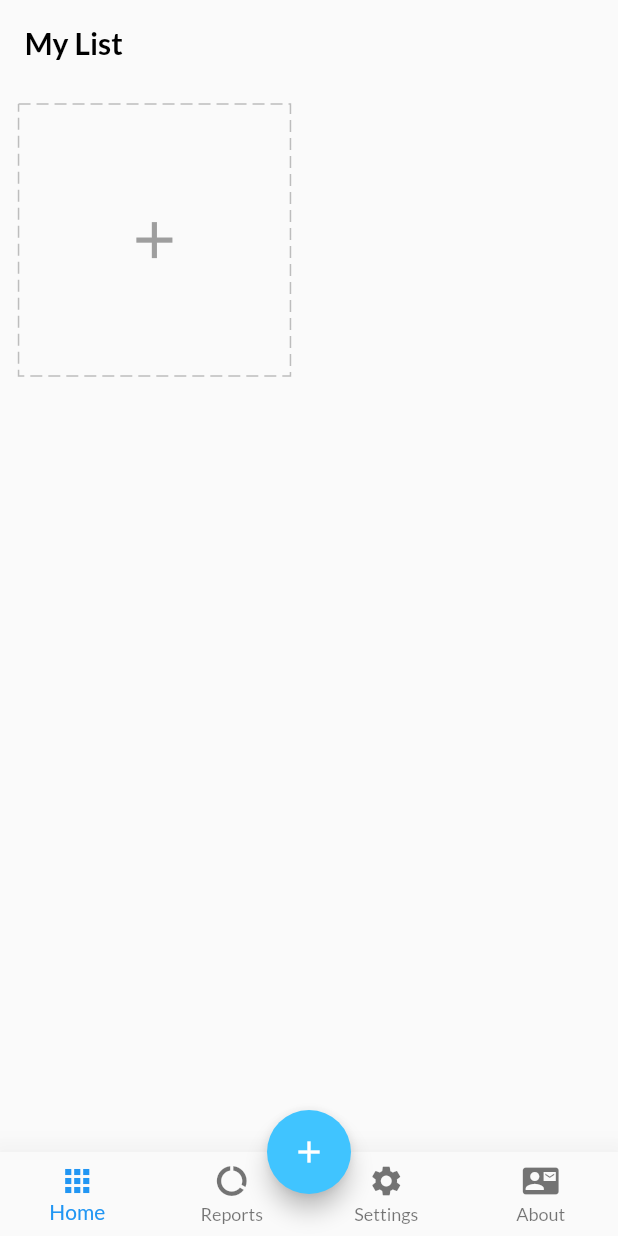
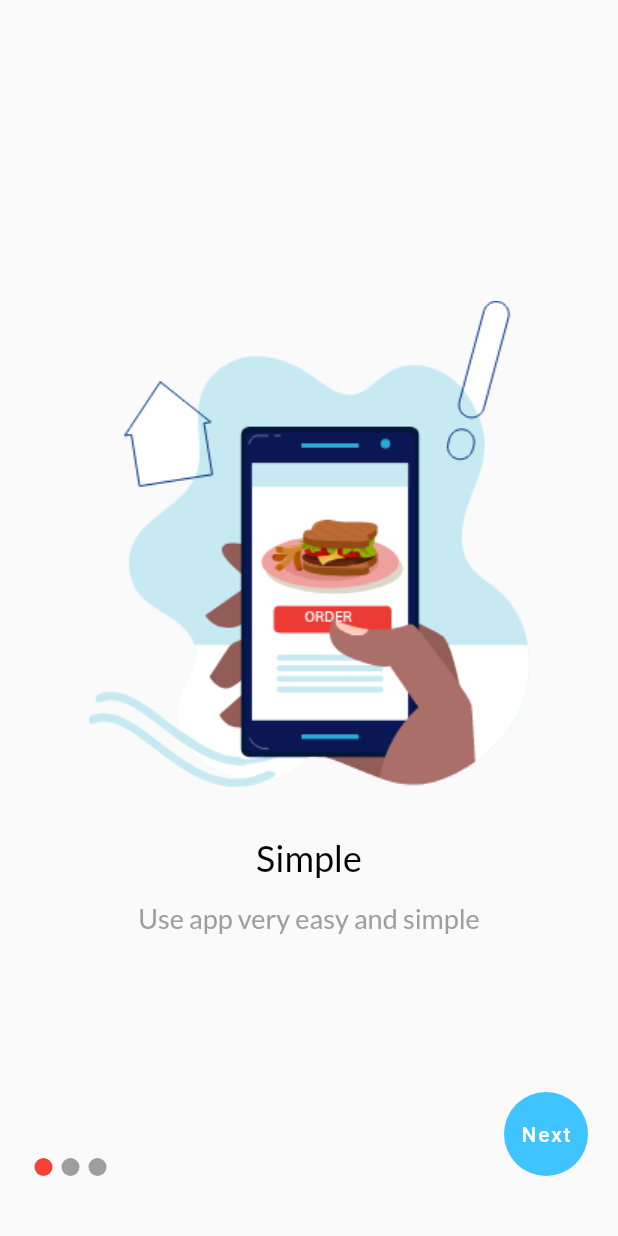
Before and after one commit to avrpic8/Flutter-ToDo, a Flutter app: the screen it shows after launch, on a phone screen of 412 x 824 dp. Run offline on Flutter 3.47's test engine with Material 2 defaults, Android fonts, the phone set to English and light mode, and no system bars; drawn by our look-alikes of dotted_border; our stand-ins replace equatable, flutter_easyloading, get, get_storage, google_fonts, step_progress_indicator; project files that could hold a hidden picture were left out.

Commit message:
add onboarding page

```diff
--- /dev/null
+++ b/lib/app/data/models/on_board.dart
@@ -0,0 +1,11 @@
+class OnBoarding {
+  final String imageAsset;
+  final String title;
+  final String description;
+
+  OnBoarding({
+    required this.imageAsset,
+    required this.title,
+    required this.description,
+  });
+}
--- /dev/null
+++ b/lib/app/module/auth/pass_check_binding.dart
@@ -0,0 +1,9 @@
+import 'package:get/instance_manager.dart';
+import 'package:to_do/app/module/auth/pass_check_controller.dart';
+
+class PassCheckBinding implements Bindings {
+  @override
+  void dependencies() {
+    Get.lazyPut(() => PassCheckController());
+  }
+}
--- a/lib/app/module/auth/pass_controller.dart
+++ b/lib/app/module/auth/pass_check_controller.dart
@@ -5,7 +5,7 @@ import 'package:to_do/app/module/home/home_binding.dart';
 import 'package:to_do/app/module/home/home_view.dart';
 import 'package:to_do/app/module/settings/settings_controller.dart';
 
-class PassController extends GetxController {
+class PassCheckController extends GetxController {
   final settingCtr = Get.find<SettingsController>();
   final editAskPassCtr = TextEditingController();
 
--- a/lib/app/module/auth/PassCheck.dart
+++ b/lib/app/module/auth/pass_check_view.dart
@@ -1,11 +1,10 @@
 import 'package:flutter/material.dart';
 import 'package:get/get.dart';
 import 'package:to_do/app/core/util/extentions.dart';
-import 'package:to_do/app/module/auth/pass_controller.dart';
+import 'package:to_do/app/module/auth/pass_check_controller.dart';
 
-class PassCheck extends StatelessWidget {
-  final passCtr = Get.put(PassController());
-  PassCheck({Key? key}) : super(key: key);
+class PassCheckView extends GetView<PassCheckController> {
+  PassCheckView({Key? key}) : super(key: key);
 
   @override
   Widget build(BuildContext context) {
@@ -30,7 +29,7 @@ class PassCheck extends StatelessWidget {
                       height: 15,
                     ),
                     TextField(
-                      controller: passCtr.editAskPassCtr,
+                      controller: controller.editAskPassCtr,
                       decoration: InputDecoration(
                         border: OutlineInputBorder(),
                         labelText: 'input_password'.tr,
@@ -41,8 +40,8 @@ class PassCheck extends StatelessWidget {
                         suffixIcon: IconButton(
                           icon: Icon(Icons.check),
                           onPressed: () {
-                            passCtr
-                                .comparePassword(passCtr.editAskPassCtr.text);
+                            controller.comparePassword(
+                                controller.editAskPassCtr.text);
                           },
                         ),
                       ),
--- a/lib/app/module/home/home_controller.dart
+++ b/lib/app/module/home/home_controller.dart
@@ -4,7 +4,8 @@ import 'package:flutter_easyloading/flutter_easyloading.dart';
 import 'package:get/get.dart';
 import 'package:to_do/app/data/models/task.dart';
 import 'package:to_do/app/data/services/storage/repository.dart';
-import 'package:to_do/app/module/auth/PassCheck.dart';
+import 'package:to_do/app/module/auth/pass_check_view.dart';
+import 'package:to_do/app/module/auth/pass_check_binding.dart';
 import 'package:to_do/app/module/settings/settings_controller.dart';
 
 class HomeController extends GetxController {
@@ -35,8 +36,8 @@ class HomeController extends GetxController {
   @override
   void onReady() {
     super.onReady();
-    if(settingCtr.settings.requirePass && Get.arguments != 'passed')
-      Get.off(PassCheck());
+    if (settingCtr.settings.requirePass && Get.arguments != 'passed')
+      Get.off(PassCheckView(), binding: PassCheckBinding());
   }
 
   void changeChipIndex(int value) {
--- /dev/null
+++ b/lib/app/module/onBoarding/on_board_binding.dart
@@ -0,0 +1,9 @@
+import 'package:get/instance_manager.dart';
+import 'package:to_do/app/module/onBoarding/on_board_controller.dart';
+
+class OnBoardingBinding implements Bindings {
+  @override
+  void dependencies() {
+    Get.lazyPut(() => OnBoardingController());
+  }
+}
--- /dev/null
+++ b/lib/app/module/onBoarding/on_board_controller.dart
@@ -0,0 +1,35 @@
+import 'package:flutter/material.dart';
+import 'package:get/get.dart';
+import 'package:to_do/app/data/models/on_board.dart';
+import 'package:to_do/app/module/home/home_binding.dart';
+import 'package:to_do/app/module/home/home_view.dart';
+
+class OnBoardingController extends GetxController {
+  RxInt selectedPageIndex = 0.obs;
+  var pageController = PageController();
+
+  List<OnBoarding> onBoardPages = [
+    OnBoarding(
+        imageAsset: 'assets/images/order.png',
+        title: 'Simple',
+        description: 'Use app very easy and simple'),
+    OnBoarding(
+        imageAsset: 'assets/images/cook.png',
+        title: 'Fast',
+        description: 'Create your todos very fast'),
+    OnBoarding(
+        imageAsset: 'assets/images/deliver.png',
+        title: 'Secure',
+        description: 'Secure your activities and todo from others'),
+  ];
+
+  bool get isLastPage => selectedPageIndex.value == onBoardPages.length - 1;
+
+  void forwardAction() {
+    if (isLastPage) {
+      Get.off(HomePage(), binding: HomeBinding());
+    } else {
+      pageController.nextPage(duration: 300.milliseconds, curve: Curves.ease);
+    }
+  }
+}
--- /dev/null
+++ b/lib/app/module/onBoarding/on_board_view.dart
@@ -0,0 +1,60 @@
+import 'package:flutter/material.dart';
+import 'package:get/state_manager.dart';
+import 'package:to_do/app/module/onBoarding/on_board_controller.dart';
+import 'package:to_do/app/module/onBoarding/widget/onboard_page.dart';
+
+class OnBoardingView extends GetView<OnBoardingController> {
+  const OnBoardingView({Key? key}) : super(key: key);
+
+  @override
+  Widget build(BuildContext context) {
+    return Scaffold(
+      body: Stack(
+        children: [
+          PageView.builder(
+            controller: controller.pageController,
+            onPageChanged: controller.selectedPageIndex,
+            itemCount: controller.onBoardPages.length,
+            itemBuilder: (context, index) {
+              return OnBoardPage(
+                controller: controller,
+                pageIndex: index,
+              );
+            },
+          ),
+          Positioned(
+            left: 20,
+            bottom: 40,
+            child: Row(
+              children: List.generate(
+                controller.onBoardPages.length,
+                (index) => Obx(
+                  () => Container(
+                    margin: EdgeInsets.symmetric(horizontal: 3),
+                    width: 12,
+                    height: 12,
+                    decoration: BoxDecoration(
+                      color: controller.selectedPageIndex.value == index
+                          ? Colors.red
+                          : Colors.grey,
+                      shape: BoxShape.circle,
+                    ),
+                  ),
+                ),
+              ),
+            ),
+          ),
+          Positioned(
+            right: 20,
+            bottom: 40,
+            child: FloatingActionButton(
+              elevation: 0,
+              child: Obx(() => Text(controller.isLastPage ? 'Start' : 'Next')),
+              onPressed: controller.forwardAction,
+            ),
+          )
+        ],
+      ),
+    );
+  }
+}
--- /dev/null
+++ b/lib/app/module/onBoarding/widget/onboard_page.dart
@@ -0,0 +1,45 @@
+import 'package:flutter/material.dart';
+import 'package:to_do/app/module/onBoarding/on_board_controller.dart';
+
+class OnBoardPage extends StatelessWidget {
+  final OnBoardingController controller;
+  final pageIndex;
+  const OnBoardPage({
+    Key? key,
+    required this.controller,
+    this.pageIndex,
+  }) : super(key: key);
+
+  @override
+  Widget build(BuildContext context) {
+    return Container(
+      child: Column(
+        mainAxisAlignment: MainAxisAlignment.center,
+        children: [
+          Image.asset(controller.onBoardPages[pageIndex].imageAsset),
+          SizedBox(
+            height: 32,
+          ),
+          Text(
+            controller.onBoardPages[pageIndex].title,
+            style: TextStyle(
+              fontSize: 24,
+              fontWeight: FontWeight.w500,
+            ),
+          ),
+          SizedBox(
+            height: 15,
+          ),
+          Padding(
+            padding: EdgeInsets.symmetric(horizontal: 32),
+            child: Text(
+              controller.onBoardPages[pageIndex].description,
+              textAlign: TextAlign.center,
+              style: TextStyle(fontSize: 18, color: Colors.grey),
+            ),
+          ),
+        ],
+      ),
+    );
+  }
+}
--- a/lib/app/module/password/password_controller.dart
+++ b/lib/app/module/password/password_controller.dart
@@ -55,20 +55,27 @@ class PasswordController extends GetxController {
     } else {
       permission.value = false;
       EasyLoading.showToast('the_password_is_wrong'.tr,
-          duration: 2.seconds,
-          toastPosition: EasyLoadingToastPosition.center);
+          duration: 2.seconds, toastPosition: EasyLoadingToastPosition.center);
     }
   }
 
-  Future<bool> onWillPop() async{
+  Future<bool> onWillPop() async {
     String? savedPass = settingCtr.settings.password;
-    if(requirePass.value && savedPass == null){
+    if (requirePass.value && savedPass == null) {
       EasyLoading.showToast('password_must_be_set'.tr,
           duration: 2000.milliseconds,
           toastPosition: EasyLoadingToastPosition.center);
       return false;
-    }else{
+    } else {
       return true;
     }
   }
+
+  @override
+  void onClose() {
+    editAskPassCtr.dispose();
+    editPassCtr.dispose();
+    editConfirmPassCtr.dispose();
+    super.onClose();
+  }
 }
--- a/lib/app/module/password/password_view.dart
+++ b/lib/app/module/password/password_view.dart
@@ -15,7 +15,7 @@ class PasswordPage extends GetView<PasswordController> {
     final txtTheme = theme.textTheme;
 
     return WillPopScope(
-      onWillPop: ()=> controller.onWillPop(),
+      onWillPop: () => controller.onWillPop(),
       child: Scaffold(
         body: SafeArea(
           child: SingleChildScrollView(
@@ -75,7 +75,8 @@ class PasswordPage extends GetView<PasswordController> {
                                   controller.requirePass.value
                                       ? 'enabled'.tr
                                       : 'disabled'.tr,
-                                  style: txtTheme.caption?.copyWith(fontSize: 12),
+                                  style:
+                                      txtTheme.caption?.copyWith(fontSize: 12),
                                 ),
                               ),
                               switchWidget: Obx(
--- a/lib/main.dart
+++ b/lib/main.dart
@@ -8,6 +8,8 @@ import 'package:to_do/app/data/providers/task/settings_provider.dart';
 import 'package:to_do/app/data/services/storage/services.dart';
 import 'package:to_do/app/module/home/home_binding.dart';
 import 'package:to_do/app/module/home/home_view.dart';
+import 'package:to_do/app/module/onBoarding/on_board_binding.dart';
+import 'package:to_do/app/module/onBoarding/on_board_view.dart';
 import 'package:to_do/app/module/report/report_binding.dart';
 import 'package:to_do/app/module/report/report_view.dart';
 import 'package:to_do/app/module/settings/settings_controller.dart';
@@ -34,8 +36,9 @@ class MyApp extends StatelessWidget {
       title: 'Flutter Demo',
       translations: Messages(),
       locale: setCtr.settings.lan == 'en' ? Locale('en') : Locale('fa'),
-      initialBinding: HomeBinding(),
-      home: setCtr.settings.splash ? SplashPage() : HomePage(),
+      initialBinding: OnBoardingBinding(), //HomeBinding(),
+      home:
+          OnBoardingView(), //setCtr.settings.splash ? SplashPage() : HomePage(),
       getPages: [
         GetPage(
           name: '/',
--- a/pubspec.yaml
+++ b/pubspec.yaml
@@ -74,6 +74,9 @@ flutter:
   # To add assets to your application, add an assets section, like this:
   assets:
     - assets/images/box.png
+    - assets/images/order.png
+    - assets/images/cook.png
+    - assets/images/deliver.png
   #   - images/a_dot_ham.jpeg
 
   # An image asset can refer to one or more resolution-specific "variants", see
```
Also changed, not shown: lib/app/module/home/widgets/add_card.dart (+17 -14 lines), assets/images/cook.png (added), assets/images/deliver.png (added), assets/images/order.png (added).
